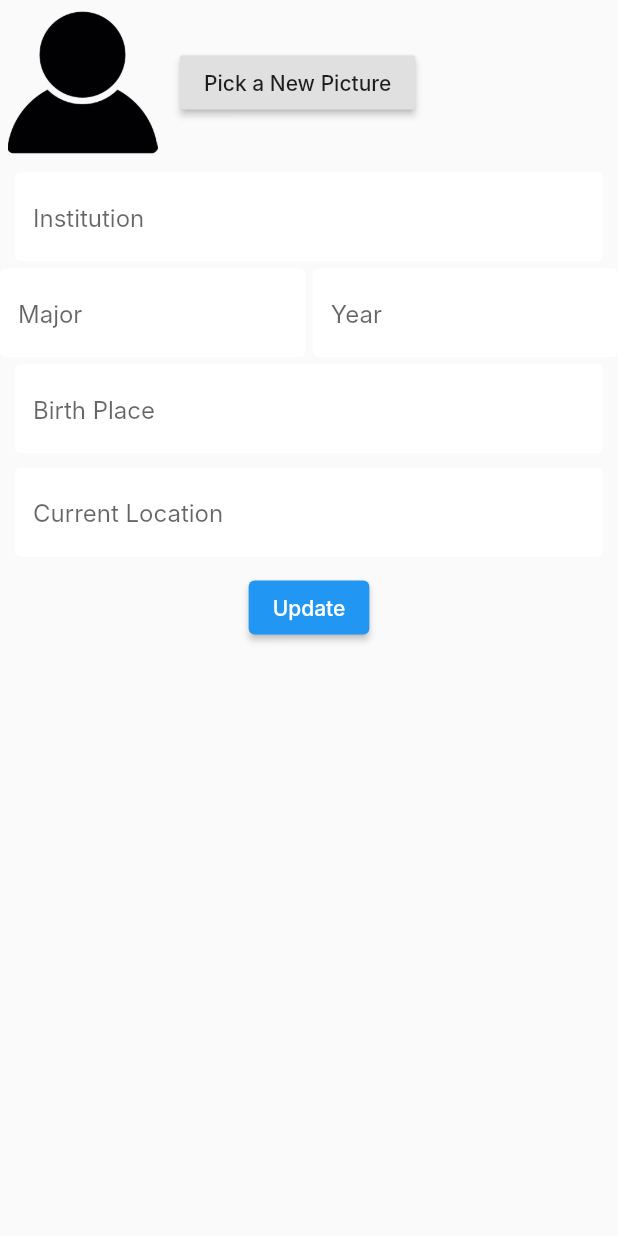
After one commit to gabbykush/TeamConnect, a Flutter app: the screen it shows once a user with an empty profile is signed in, item 4 of the bottom bar chosen, after a tap on the "settings" icon, on a phone screen of 412 x 824 dp. The commit adds this screen. Run offline on Flutter 3.47's test engine with Material 2 defaults, Android fonts, the phone set to English and light mode, and no system bars; our stand-ins replace cloud_firestore, firebase_auth, image_picker, keyboard_actions, shared_preferences, toggle_switch; accounts and stored records are empty; Roboto replaces fonts that are missing (Inter).

Commit message:
Added full functionality to profile page

```diff
--- a/lib/Authentication/auth.dart
+++ b/lib/Authentication/auth.dart
@@ -43,6 +43,7 @@ class AuthService {
       FirebaseUser user = result.user;
       DatabaseService(uid: user.uid)
           .updateAccountData(firstName, lastName, phone);
+      DatabaseService(uid: user.uid).updateProfileData("", "", "", "", "", "");
       return _userFromFirebaseUser(user);
     } catch (e) {
       print(e.toString());
@@ -59,6 +60,10 @@ class AuthService {
       return null;
     }
   }
+
+  Future<String> getEmail() async {
+    return await _auth.currentUser().then((value) => value.email);
+  }
 }
 
 class User {
--- a/lib/Authentication/authprovider.dart
+++ b/lib/Authentication/authprovider.dart
@@ -1,4 +1,5 @@
 import 'package:flutter/material.dart';
+import 'package:provider/provider.dart';
 import 'package:teamconnect/Authentication/auth.dart';
 import 'package:teamconnect/pages/login.dart';
 import 'package:teamconnect/pages/profile.dart';
@@ -6,15 +7,11 @@ import 'package:teamconnect/pages/profile.dart';
 class AuthProvider extends StatelessWidget {
   @override
   Widget build(BuildContext context) {
-    final AuthService _auth = AuthService();
-    return StreamBuilder<String>(
-      stream: _auth.onAuthStateChanged,
-      builder: (BuildContext context, AsyncSnapshot<String> snapshot) {
-        if (snapshot.connectionState == ConnectionState.active) {
-          final bool isLoggedIn = snapshot.hasData;
-          return isLoggedIn ? ProfilePage() : Login();
-        }
-      },
-    );
+    final user = Provider.of<User>(context);
+
+    if (user == null)
+      return Login();
+    else
+      return ProfilePage();
   }
 }
--- a/lib/Forms/loginform.dart
+++ b/lib/Forms/loginform.dart
@@ -30,6 +30,7 @@ class _LoginFormState extends State<LoginForm> {
   @override
   Widget build(BuildContext context) {
     return Form(
+        key: _formKey,
         child: Column(
           children: [
             loginPadding(TextFormField(
@@ -50,6 +51,8 @@ class _LoginFormState extends State<LoginForm> {
                     setState(() {
                       error = 'Email/password is incorrect';
                     });
+                  } else {
+                    //Navigator.pop(context);
                   }
                 }
               },
--- /dev/null
+++ b/lib/Forms/profileform.dart
@@ -0,0 +1,150 @@
+import 'package:flutter/material.dart';
+import 'package:provider/provider.dart';
+import 'package:teamconnect/Authentication/auth.dart';
+import 'package:teamconnect/Services/collections.dart';
+import 'package:teamconnect/Services/database.dart';
+import 'package:teamconnect/Widgets/image_picker.dart';
+
+class ProfileForm extends StatefulWidget {
+  @override
+  _ProfileFormState createState() => _ProfileFormState();
+}
+
+class _ProfileFormState extends State<ProfileForm> {
+  String profilePic = '';
+  String institution = '';
+  String major = '';
+  String year = '';
+  String birthLoc = '';
+  String currentLoc = '';
+
+  final _formKey = GlobalKey<FormState>();
+
+  @override
+  Widget build(BuildContext context) {
+    final user = Provider.of<User>(context);
+
+    return StreamBuilder<Object>(
+        stream: DatabaseService(uid: user.uid).profile,
+        builder: (context, snapshot) {
+          Profile profile = snapshot.data;
+
+          profilePic = profile.imageUrl != ''
+              ? profile.imageUrl
+              : 'lib/assets/icon-profile-22.jpg';
+
+          return Form(
+            key: _formKey,
+            child: Column(
+              children: [
+                Padding(
+                  padding: EdgeInsets.symmetric(vertical: 5, horizontal: 5),
+                  child: Row(
+                    children: [
+                      Container(
+                        child: Image.asset(profilePic),
+                        height: 100,
+                        width: 100,
+                      ),
+                      Padding(
+                        padding: const EdgeInsets.all(15.0),
+                        child: ProfilePicPicker(),
+                      ),
+                    ],
+                  ),
+                ),
+                profilePadding(
+                  TextFormField(
+                    decoration: profileDecoration("Institution"),
+                    validator: (val) {
+                      return val.isEmpty ? "Enter a new Institution" : null;
+                    },
+                    onChanged: (value) => institution = value,
+                  ),
+                ),
+                Row(
+                  children: [
+                    Expanded(
+                      child: TextFormField(
+                        decoration: profileDecoration("Major"),
+                        validator: (val) {
+                          return val.isEmpty ? "Enter a new Major" : null;
+                        },
+                        onChanged: (value) => major = value,
+                      ),
+                    ),
+                    SizedBox(
+                      width: 5,
+                    ),
+                    Expanded(
+                      child: TextFormField(
+                        decoration: profileDecoration("Year"),
+                        validator: (val) {
+                          return val.isEmpty ? "Enter a new Year" : null;
+                        },
+                        onChanged: (value) => year = value,
+                      ),
+                    ),
+                  ],
+                ),
+                profilePadding(
+                  TextFormField(
+                    decoration: profileDecoration("Birth Place"),
+                    validator: (val) {
+                      return val.isEmpty ? "Enter a new birth place" : null;
+                    },
+                    onChanged: (value) => birthLoc = value,
+                  ),
+                ),
+                profilePadding(
+                  TextFormField(
+                    decoration: profileDecoration("Current Location"),
+                    validator: (val) {
+                      return val.isEmpty
+                          ? "Enter a new current location"
+                          : null;
+                    },
+                    onChanged: (value) => currentLoc = value,
+                  ),
+                ),
+                Padding(
+                  padding: EdgeInsets.symmetric(vertical: 5, horizontal: 10),
+                  child: ElevatedButton(
+                    onPressed: () async {
+                      if (_formKey.currentState.validate()) {
+                        await DatabaseService(uid: user.uid).updateProfileData(
+                            profilePic,
+                            institution,
+                            major,
+                            year,
+                            birthLoc,
+                            currentLoc);
+                        Navigator.pop(context);
+                      }
+                    },
+                    child: Text('Update'),
+                  ),
+                )
+              ],
+            ),
+          );
+        });
+  }
+}
+
+Padding profilePadding(TextFormField textFormField) {
+  return Padding(
+    padding: EdgeInsets.symmetric(vertical: 5, horizontal: 10),
+    child: textFormField,
+  );
+}
+
+InputDecoration profileDecoration(String hintText) {
+  return InputDecoration(
+    hintText: hintText,
+    fillColor: Colors.white,
+    filled: true,
+    enabledBorder:
+        OutlineInputBorder(borderSide: BorderSide(color: Colors.white)),
+  );
+}
--- a/lib/Forms/registerform.dart
+++ b/lib/Forms/registerform.dart
@@ -98,7 +98,7 @@ class _RegisterFormState extends State<RegisterForm> {
                       error = "Email already in use";
                     });
                   } else {
-                    Navigator.pushNamed(context, Routes.profileTab);
+                    Navigator.pop(context);
                   }
                 }
               },
--- /dev/null
+++ b/lib/Services/collections.dart
@@ -0,0 +1,28 @@
+//Profile
+class Profile {
+  final String uid;
+  final String imageUrl;
+  final String institution;
+  final String major;
+  final String year;
+  final String birthLoc;
+  final String currentLoc;
+
+  Profile(
+      {this.uid,
+      this.imageUrl,
+      this.institution,
+      this.major,
+      this.year,
+      this.birthLoc,
+      this.currentLoc});
+}
+
+class Account {
+  final String uid;
+  final String firstName;
+  final String lastName;
+  final int phone;
+
+  Account({this.uid, this.firstName, this.lastName, this.phone});
+}
--- a/lib/Services/database.dart
+++ b/lib/Services/database.dart
@@ -1,4 +1,5 @@
 import 'package:cloud_firestore/cloud_firestore.dart';
+import 'collections.dart';
 
 class DatabaseService {
   final String uid;
@@ -39,8 +40,46 @@ class DatabaseService {
 
   //-------------------------------------------------------------
 
+  //Streams
+  //Account
+  Stream<Account> get account {
+    return accountCollection
+        .document(uid)
+        .snapshots()
+        .map(_accountListFromSnapshot);
+  }
+
   //Profile
-  Future getData() async {
-    profileCollection.document().get();
+  Stream<Profile> get profile {
+    return profileCollection
+        .document(uid)
+        .snapshots()
+        .map(_profileListFromSnapshot);
+  }
+
+  //-------------------------------------------------------------
+
+  //Get Documents
+  //Account
+  Account _accountListFromSnapshot(DocumentSnapshot snapshot) {
+    return Account(
+      uid: uid,
+      firstName: snapshot.data["firstName"] ?? '',
+      lastName: snapshot.data["lastName"] ?? '',
+      phone: snapshot.data["phone"] ?? 0,
+    );
+  }
+
+  //Profle
+  Profile _profileListFromSnapshot(DocumentSnapshot snapshot) {
+    return Profile(
+      uid: uid,
+      imageUrl: snapshot.data['imageUrl'] ?? 'Insert image here',
+      institution: snapshot.data['institution'] ?? '',
+      major: snapshot.data['major'] ?? '',
+      year: snapshot.data['year'] ?? '',
+      birthLoc: snapshot.data['birthLocation'] ?? '',
+      currentLoc: snapshot.data['currentLocation'] ?? '',
+    );
   }
 }
--- /dev/null
+++ b/lib/Widgets/image_picker.dart
@@ -0,0 +1,34 @@
+import 'dart:io';
+
+import 'package:flutter/material.dart';
+import 'package:image_picker/image_picker.dart';
+
+class ProfilePicPicker extends StatefulWidget {
+  @override
+  _ProfilePicPickerState createState() => _ProfilePicPickerState();
+}
+
+class _ProfilePicPickerState extends State<ProfilePicPicker> {
+  File _image;
+  final picker = ImagePicker();
+
+  Future getImage() async {
+    final pickedFile = await picker.getImage(source: ImageSource.camera);
+
+    setState(() {
+      if (pickedFile != null) {
+        _image = File(pickedFile.path);
+      } else {
+        print('No image selected.');
+      }
+    });
+  }
+
+  @override
+  Widget build(BuildContext context) {
+    return RaisedButton(
+      onPressed: () {},
+      child: Text('Pick a New Picture'),
+    );
+  }
+}
--- /dev/null
+++ b/lib/Widgets/profiledisplay.dart
@@ -0,0 +1,221 @@
+import 'package:cloud_firestore/cloud_firestore.dart';
+import 'package:firebase_auth/firebase_auth.dart';
+import 'package:flutter/material.dart';
+import 'package:provider/provider.dart';
+import 'package:teamconnect/Authentication/auth.dart';
+import 'package:teamconnect/Forms/profileform.dart';
+import 'package:teamconnect/Services/collections.dart';
+import 'package:teamconnect/Services/database.dart';
+
+class ProfileDisplay extends StatefulWidget {
+  @override
+  _ProfileDisplayState createState() => _ProfileDisplayState();
+}
+
+class _ProfileDisplayState extends State<ProfileDisplay> {
+  @override
+  Widget build(BuildContext context) {
+    //Profile Table
+    //final profileList = Provider.of<List<Profile>>(context);
+    final user = Provider.of<User>(context);
+    final _auth = AuthService();
+
+    void _profileSettings() {
+      showModalBottomSheet(
+          context: context,
+          isScrollControlled: true,
+          builder: (context) {
+            return Container(
+              child: ProfileForm(),
+            );
+          });
+    }
+
+    return StreamBuilder<Object>(
+        stream: DatabaseService(uid: user.uid).profile,
+        builder: (context, snapshot) {
+          Profile userProfile = snapshot.data;
+
+          String profilePic = userProfile.imageUrl != ''
+              ? userProfile.imageUrl
+              : 'lib/assets/icon-profile-22.jpg';
+
+          return Column(
+            children: [
+              Container(
+                child: Column(children: [
+                  //Profile Pic
+                  Container(
+                    margin: EdgeInsets.only(top: 50, bottom: 10),
+                    child: Center(
+                      child: Image(
+                        image: AssetImage(profilePic),
+                      ),
+                    ),
+                    width: 150,
+                    height: 100,
+                  ),
+                  //First Name, Last Name
+                  GetName(),
+                  //Change Profile Settings Button
+                  TextButton(
+                      onPressed: () {
+                        return _profileSettings();
+                      },
+                      child: Icon(
+                        Icons.settings,
+                        color: Colors.black,
+                      )),
+                ]),
+              ),
+              ProfileCard(),
+              AccountCard(),
+              RaisedButton(
+                onPressed: () async {
+                  _auth.signOut();
+                },
+                color: Colors.yellow[600],
+                child: Text(
+                  "Log Out",
+                  style: TextStyle(color: Colors.white),
+                ),
+              ),
+            ],
+          );
+        });
+  }
+}
+
+//-------------------------------------------------------
+
+class GetName extends StatefulWidget {
+  @override
+  _GetNameState createState() => _GetNameState();
+}
+
+class _GetNameState extends State<GetName> {
+  @override
+  Widget build(BuildContext context) {
+    final user = Provider.of<User>(context);
+
+    return StreamBuilder<Object>(
+        stream: DatabaseService(uid: user.uid).account,
+        builder: (context, snapshot) {
+          if (snapshot.hasData) {
+            Account userAccount = snapshot.data;
+            return Text(userAccount.firstName + ' ' + userAccount.lastName,
+                style: TextStyle(fontSize: 30, color: Colors.black));
+          }
+        });
+  }
+}
+
+//----------------------------------------------------------
+
+class ProfileCard extends StatefulWidget {
+  @override
+  _ProfileCardState createState() => _ProfileCardState();
+}
+
+class _ProfileCardState extends State<ProfileCard> {
+  @override
+  Widget build(BuildContext context) {
+    final user = Provider.of<User>(context);
+
+    return StreamBuilder<Object>(
+        stream: DatabaseService(uid: user.uid).profile,
+        builder: (context, snapshot) {
+          Profile profile;
+
+          if (snapshot.hasData) {
+            profile = snapshot.data;
+
+            return Card(
+              color: Colors.white,
+              margin: EdgeInsets.all(10),
+              child: Container(
+                width: double.infinity,
+                child: Padding(
+                  padding: const EdgeInsets.all(8.0),
+                  child: Column(
+                      crossAxisAlignment: CrossAxisAlignment.start,
+                      children: [
+                        //About Me
+                        Text(
+                          "ABOUT ME",
+                          style: TextStyle(
+                              fontWeight: FontWeight.bold, fontSize: 16),
+                        ),
+                        Text(""),
+                        //Institution
+                        Text(profile.institution),
+                        //Major, Year
+                        Text(profile.major + ', ' + profile.year),
+                        //Born In
+                        Text("Born in " + profile.birthLoc),
+                        //Lives In
+                        Text("Lives in " + profile.currentLoc),
+                      ]),
+                ),
+              ),
+            );
+          }
+        });
+  }
+}
+
+//---------------------------------------------------------
+
+class AccountCard extends StatefulWidget {
+  @override
+  _AccountCardState createState() => _AccountCardState();
+}
+
+class _AccountCardState extends State<AccountCard> {
+  @override
+  Widget build(BuildContext context) {
+    final user = Provider.of<User>(context);
+
+    return StreamBuilder<Object>(
+        stream: DatabaseService(uid: user.uid).account,
+        builder: (context, snapshot) {
+          if (snapshot.hasData) {
+            Account account = snapshot.data;
+            return Card(
+              color: Colors.white,
+              margin: EdgeInsets.all(10),
+              child: Container(
+                  height: 80,
+                  child: Row(
+                    children: [
+                      //Email
+                      Container(
+                        margin: EdgeInsets.all(15),
+                        child: Row(
+                          mainAxisAlignment: MainAxisAlignment.center,
+                          children: [
+                            Icon(Icons.mail),
+                            Text("Email"),
+                          ],
+                        ),
+                      ),
+                      Container(
+                        margin: EdgeInsets.all(15),
+                        child: Row(
+                          mainAxisAlignment: MainAxisAlignment.center,
+                          children: [
+                            Icon(Icons.phone),
+                            Text(account.phone.toString()),
+                          ],
+                        ),
+                      )
+                      //Phone number
+                    ],
+                  )),
+            );
+          }
+        });
+  }
+}
+
+//----------------------------------------------------
--- a/lib/main.dart
+++ b/lib/main.dart
@@ -1,5 +1,6 @@
 import 'package:flutter/material.dart';
 import 'package:provider/provider.dart';
+import 'package:teamconnect/Authentication/auth.dart';
 import 'package:teamconnect/Authentication/authprovider.dart';
 import 'package:teamconnect/general/resources/font_styles.dart';
 import 'package:teamconnect/login_success_test.dart';
@@ -22,7 +23,9 @@ class MyApp extends StatelessWidget {
   @override
   Widget build(BuildContext context) {
     // var generalProvider = Provider.of<General>(context);
-    return MaterialApp(
+    return StreamProvider<User>.value(
+      value: AuthService().user,
+      child: MaterialApp(
         debugShowCheckedModeBanner: false,
         theme: ThemeData(
           fontFamily: defaultFontFamily,
@@ -33,6 +36,7 @@ class MyApp extends StatelessWidget {
         routes: Routes.getRoutes(),
         home: AuthProvider(),
         // initialRoute: Routes.groupTab,
+      ),
     );
   }
 }
--- a/lib/pages/profile.dart
+++ b/lib/pages/profile.dart
@@ -1,8 +1,13 @@
+import 'package:cloud_firestore/cloud_firestore.dart';
 import 'package:flutter/material.dart';
 import 'package:teamconnect/Authentication/auth.dart';
+import 'package:teamconnect/Services/collections.dart';
+import 'package:teamconnect/Services/database.dart';
 import 'package:teamconnect/Widgets/bottom_nav_bar.dart';
+import 'package:teamconnect/Widgets/profiledisplay.dart';
 import 'package:teamconnect/general/resources/dimension.dart';
 import 'package:teamconnect/general/resources/font_styles.dart';
+import 'package:provider/provider.dart';
 
 class ProfilePage extends StatefulWidget {
   @override
@@ -19,7 +24,9 @@ class _ProfilePageState extends State<ProfilePage> {
 
   @override
   Widget build(BuildContext context) {
-    return Scaffold(
+    return StreamProvider<Profile>.value(
+      value: DatabaseService().profile,
+      child: Scaffold(
           backgroundColor: Colors.cyan[50],
           bottomNavigationBar: BottomNavigationConnect(index: 3),
           body: SafeArea(
@@ -28,103 +35,8 @@ class _ProfilePageState extends State<ProfilePage> {
                 top: AppDimensions.defaultPadding,
                 left: AppDimensions.defaultPadding,
                 right: AppDimensions.defaultPadding),
-          child: Column(
-            children: [
-              Container(
-                child: Column(children: [
-                  //Profile Pic
-                  Container(
-                      margin: EdgeInsets.only(top: 50, bottom: 10),
-                      child: Center(child: Text("Profile Picture")),
-                      width: 150,
-                      height: 100,
-                      decoration: BoxDecoration(
-                          border: Border.all(color: Colors.black))),
-                  //First Name, Last Name
-                  Text("FirstName LastName",
-                      style: TextStyle(fontSize: 30, color: Colors.black)),
-                  //Change Profile Settings Button
-                  TextButton(
-                      onPressed: () {},
-                      child: Icon(
-                        Icons.settings,
-                        color: Colors.black,
-                      )),
-                ]),
-              ),
-              Card(
-                color: Colors.white,
-                margin: EdgeInsets.all(10),
-                child: Container(
-                  width: double.infinity,
-                  child: Padding(
-                    padding: const EdgeInsets.all(8.0),
-                    child: Column(
-                        crossAxisAlignment: CrossAxisAlignment.start,
-                        children: [
-                          //About Me
-                          Text(
-                            "ABOUT ME",
-                            style: TextStyle(
-                                fontWeight: FontWeight.bold, fontSize: 16),
-                          ),
-                          Text(""),
-                          //Institution
-                          Text("New York Institue of Technology"),
-                          //Major, Year
-                          Text("Computer Science BS, 4th Year"),
-                          //Born In
-                          Text("Born in New York City"),
-                          //Lives In
-                          Text("Lives in New York City"),
-                        ]),
-                  ),
-                ),
-              ),
-              Card(
-                color: Colors.white,
-                margin: EdgeInsets.all(10),
-                child: Container(
-                    height: 80,
-                    child: Row(
-                      children: [
-                        //Email
-                        Container(
-                          margin: EdgeInsets.all(15),
-                          child: Row(
-                            mainAxisAlignment: MainAxisAlignment.center,
-                            children: [
-                              Icon(Icons.mail),
-                              Text("sample@nyit.edu"),
-                            ],
-                          ),
-                        ),
-                        Container(
-                          margin: EdgeInsets.all(15),
-                          child: Row(
-                            mainAxisAlignment: MainAxisAlignment.center,
-                            children: [
-                              Icon(Icons.phone),
-                              Text("Phone #"),
-                            ],
-                          ),
-                        )
-                        //Phone number
-                      ],
-                    )),
-              ),
-              RaisedButton(
-                onPressed: () async {
-                  dynamic result = _auth.signOut();
-                },
-                color: Colors.yellow[600],
-                child: Text(
-                  "Log Out",
-                  style: TextStyle(color: Colors.white),
-                ),
-              ),
-            ],
-          ),
-        )));
+            child: ProfileDisplay(),
+          ))),
+    );
   }
 }
--- a/pubspec.yaml
+++ b/pubspec.yaml
@@ -59,6 +59,7 @@ dependencies:
   iban: '0.2.0'
   charts_flutter: ^0.9.0
   toggle_switch: "^0.1.8"
+  image_picker: ^0.6.7
 
 
   flutter:
@@ -84,6 +85,9 @@ flutter:
   # the material Icons class.
   uses-material-design: true
 
+  assets:
+    - lib/assets/
+
 
 
 
```
Also changed, not shown: lib/assets/icon-profile-22.jpg (added), pubspec.lock. Lines whose indentation alone changed are shown as unchanged.
